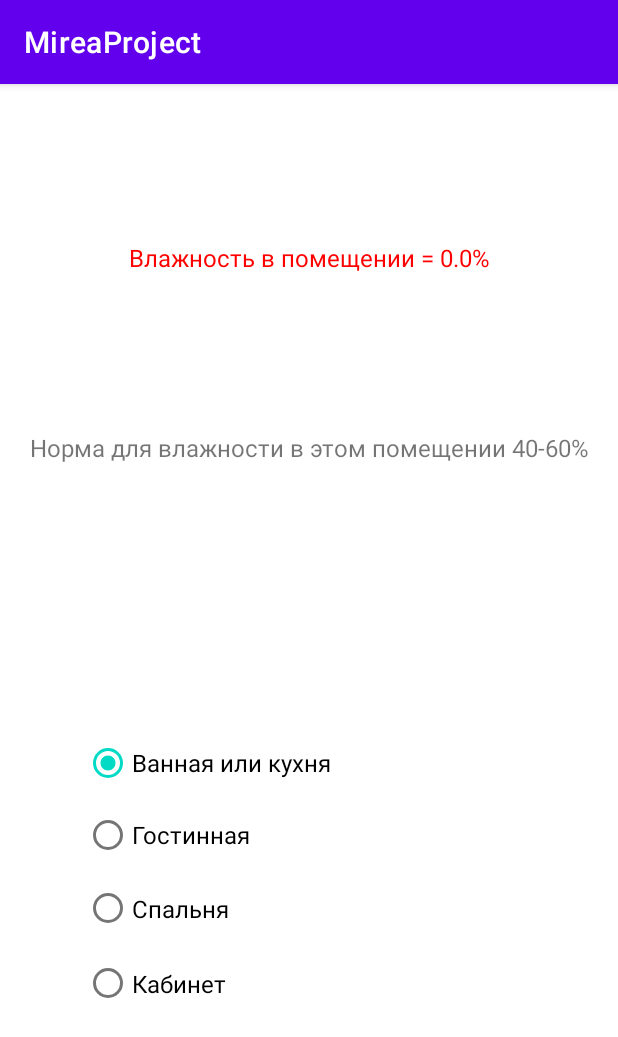
After one commit to Nom1o/MireaProject, an Android app: the fragment SensorFragment shown on its own in the app's theme, on a phone screen of 412 x 824 dp. The commit adds this screen. Shown: the top 1037 px of the screen. Run offline under Robolectric (Android 15) with nearby library versions, the phone set to English and light mode, and no system bars.

Commit message:
Practice 5

```diff
--- /dev/null
+++ b/app/src/main/java/ru/mirea/koldinma/mireaproject/SensorFragment.java
@@ -0,0 +1,162 @@
+package ru.mirea.koldinma.mireaproject;
+
+import android.content.Context;
+import android.graphics.Color;
+import android.hardware.Sensor;
+import android.hardware.SensorEvent;
+import android.hardware.SensorEventListener;
+import android.hardware.SensorManager;
+import android.os.Bundle;
+
+import androidx.fragment.app.Fragment;
+
+import android.view.LayoutInflater;
+import android.view.View;
+import android.view.ViewGroup;
+
+import java.util.Timer;
+import java.util.TimerTask;
+
+import ru.mirea.koldinma.mireaproject.databinding.FragmentSensorBinding;
+
+/**
+ * A simple {@link Fragment} subclass.
+ * Use the {@link SensorFragment#newInstance} factory method to
+ * create an instance of this fragment.
+ */
+public class SensorFragment extends Fragment implements SensorEventListener {
+
+    // TODO: Rename parameter arguments, choose names that match
+    // the fragment initialization parameters, e.g. ARG_ITEM_NUMBER
+    private static final String ARG_PARAM1 = "param1";
+    private static final String ARG_PARAM2 = "param2";
+
+    // TODO: Rename and change types of parameters
+    private String mParam1;
+    private String mParam2;
+
+    Timer timer;
+
+    private SensorManager sensorManager;
+    private Sensor humiditySensor;
+    FragmentSensorBinding binding;
+    float humidity;
+
+    public SensorFragment() {
+        // Required empty public constructor
+    }
+
+    /**
+     * Use this factory method to create a new instance of
+     * this fragment using the provided parameters.
+     *
+     * @param param1 Parameter 1.
+     * @param param2 Parameter 2.
+     * @return A new instance of fragment SensorFragment.
+     */
+    // TODO: Rename and change types and number of parameters
+    public static SensorFragment newInstance(String param1, String param2) {
+        SensorFragment fragment = new SensorFragment();
+        Bundle args = new Bundle();
+        args.putString(ARG_PARAM1, param1);
+        args.putString(ARG_PARAM2, param2);
+        fragment.setArguments(args);
+        return fragment;
+    }
+
+    @Override
+    public void onCreate(Bundle savedInstanceState) {
+        super.onCreate(savedInstanceState);
+        if (getArguments() != null) {
+            mParam1 = getArguments().getString(ARG_PARAM1);
+            mParam2 = getArguments().getString(ARG_PARAM2);
+        }
+    }
+
+    @Override
+    public View onCreateView(LayoutInflater inflater, ViewGroup container,
+                             Bundle savedInstanceState) {
+        super.onCreate(savedInstanceState);
+        binding = FragmentSensorBinding.inflate(inflater, container, false);
+        View view = binding.getRoot();
+        sensorManager = (SensorManager)getActivity().getSystemService(Context.SENSOR_SERVICE);
+        humiditySensor = sensorManager.getDefaultSensor(Sensor.TYPE_RELATIVE_HUMIDITY);
+
+        return view;
+    }
+
+    @Override
+    public void onPause() {
+        super.onPause();
+        sensorManager.unregisterListener(this);
+        timer.cancel();
+    }
+    @Override
+    public void onResume() {
+        super.onResume();
+        sensorManager.registerListener(this, humiditySensor,
+                SensorManager.SENSOR_DELAY_NORMAL);
+        timer = new Timer();
+        TimerTask task = new TimerTask() {
+            @Override
+            public void run() {
+                getActivity().runOnUiThread(new Runnable() {
+                    @Override
+                    public void run() {
+                        binding.resultView.setText("Влажность в помещении = " + Float.toString(humidity) + "%");
+                        if (binding.bathButton.isChecked()) {
+                            if (humidity >= 40 && humidity <= 60) {
+                                binding.textView6.setText("Уровень влажности находится в пределах нормы");
+                                binding.resultView.setTextColor(Color.GREEN);
+                            } else {
+                                binding.textView6.setText("Норма для влажности в этом помещении 40-60%");
+                                binding.resultView.setTextColor(Color.RED);
+                            }
+                        }
+                        if (binding.livingButton.isChecked()) {
+                            if (humidity >= 40 && humidity <= 60) {
+                                binding.textView6.setText("Уровень влажности находится в пределах нормы");
+                                binding.resultView.setTextColor(Color.GREEN);
+                            } else {
+                                binding.textView6.setText("Норма для влажности в этом помещении 40-60%");
+                                binding.resultView.setTextColor(Color.RED);
+                            }
+                        }
+                        if (binding.badButton.isChecked()) {
+                            if (humidity >= 40 && humidity <= 50) {
+
+                                binding.textView6.setText("Уровень влажности находится в пределах нормы");
+                                binding.resultView.setTextColor(Color.GREEN);
+                            } else {
+                                binding.textView6.setText("Норма для влажности в этом помещении 40-50%");
+                                binding.resultView.setTextColor(Color.RED);
+                            }
+                        }
+                        if (binding.roomButton.isChecked()) {
+                            if (humidity >= 30 && humidity <= 40) {
+                                binding.textView6.setText("Уровень влажности находится в пределах нормы");
+                                binding.resultView.setTextColor(Color.GREEN);
+                            } else {
+                                binding.textView6.setText("Норма для влажности в этом помещении 30-40%");
+                                binding.resultView.setTextColor(Color.RED);
+                            }
+                        }
+                    }
+                });
+            }
+        };
+        timer.schedule(task, 0, 400);
+    }
+    @Override
+    public void onSensorChanged(SensorEvent event) {
+
+        if (event.sensor.getType() == Sensor.TYPE_RELATIVE_HUMIDITY) {
+            humidity = event.values[0];
+        }
+    }
+
+    @Override
+    public void onAccuracyChanged(Sensor sensor, int accuracy) {
+
+    }
+}
--- /dev/null
+++ b/app/src/main/res/layout/fragment_sensor.xml
@@ -0,0 +1,76 @@
+<?xml version="1.0" encoding="utf-8"?>
+<FrameLayout xmlns:android="http://schemas.android.com/apk/res/android"
+    xmlns:app="http://schemas.android.com/apk/res-auto"
+    xmlns:tools="http://schemas.android.com/tools"
+    android:layout_width="match_parent"
+    android:layout_height="match_parent"
+    tools:context=".SensorFragment">
+
+    <androidx.constraintlayout.widget.ConstraintLayout
+        android:layout_width="match_parent"
+        android:layout_height="800dp">
+
+        <TextView
+            android:id="@+id/textView6"
+            android:layout_width="wrap_content"
+            android:layout_height="wrap_content"
+            android:text="Выберите помещение"
+            android:textSize="16sp"
+            app:layout_constraintBottom_toBottomOf="parent"
+            app:layout_constraintEnd_toEndOf="parent"
+            app:layout_constraintStart_toStartOf="parent"
+            app:layout_constraintTop_toTopOf="parent"
+            app:layout_constraintVertical_bias="0.297" />
+
+        <RadioGroup
+            android:id="@+id/radioGroup"
+            android:layout_width="wrap_content"
+            android:layout_height="wrap_content"
+            app:layout_constraintBottom_toBottomOf="parent"
+            app:layout_constraintEnd_toEndOf="parent"
+            app:layout_constraintStart_toStartOf="parent"
+            app:layout_constraintTop_toBottomOf="@+id/textView6">
+
+            <RadioButton
+                android:id="@+id/bathButton"
+                android:layout_width="match_parent"
+                android:layout_height="wrap_content"
+                android:checked="true"
+                android:text="Ванная или кухня"
+                android:textSize="16sp" />
+
+            <RadioButton
+                android:id="@+id/livingButton"
+                android:layout_width="match_parent"
+                android:layout_height="wrap_content"
+                android:text="Гостинная"
+                android:textSize="16sp" />
+
+            <RadioButton
+                android:id="@+id/badButton"
+                android:layout_width="300dp"
+                android:layout_height="50dp"
+                android:text="Спальня"
+                android:textSize="16sp" />
+
+            <RadioButton
+                android:id="@+id/roomButton"
+                android:layout_width="300dp"
+                android:layout_height="50dp"
+                android:text="Кабинет"
+                android:textSize="16sp" />
+
+        </RadioGroup>
+
+        <TextView
+            android:id="@+id/resultView"
+            android:layout_width="wrap_content"
+            android:layout_height="wrap_content"
+            android:textSize="16sp"
+            app:layout_constraintBottom_toTopOf="@+id/textView6"
+            app:layout_constraintEnd_toEndOf="@+id/textView6"
+            app:layout_constraintStart_toStartOf="@+id/textView6"
+            app:layout_constraintTop_toTopOf="parent" />
+
+    </androidx.constraintlayout.widget.ConstraintLayout>
+</FrameLayout>
--- a/app/src/main/res/values/strings.xml
+++ b/app/src/main/res/values/strings.xml
@@ -15,4 +15,5 @@
     <string name="menu_data">Data</string>
     <string name="browser">Browser</string>
     <string name="music_player">Music player</string>
+    <string name="compass">Compass</string>
 </resources>
--- /dev/null
+++ b/app/src/main/res/xml/paths.xml
@@ -0,0 +1,4 @@
+<?xml version="1.0" encoding="utf-8"?>
+<paths>
+    <external-files-path name="images" path="Pictures" />
+</paths>
```
Also changed, not shown: app/src/main/AndroidManifest.xml (+13 -0 lines), app/src/main/java/ru/mirea/koldinma/mireaproject/CameraFragment.java (added, +158 -0 lines), app/src/main/java/ru/mirea/koldinma/mireaproject/RecorderFragment.java (added, +190 -0 lines), app/src/main/res/layout/fragment_camera.xml (added, +60 -0 lines), app/src/main/res/layout/fragment_recorder.xml (added, +37 -0 lines), app/src/main/res/menu/activity_main_drawer.xml (+12 -0 lines), app/src/main/res/navigation/mobile_navigation.xml (+15 -0 lines).
